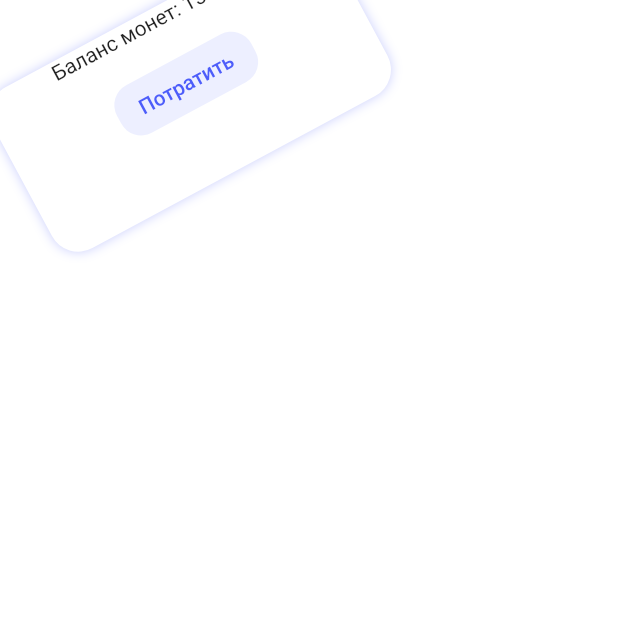
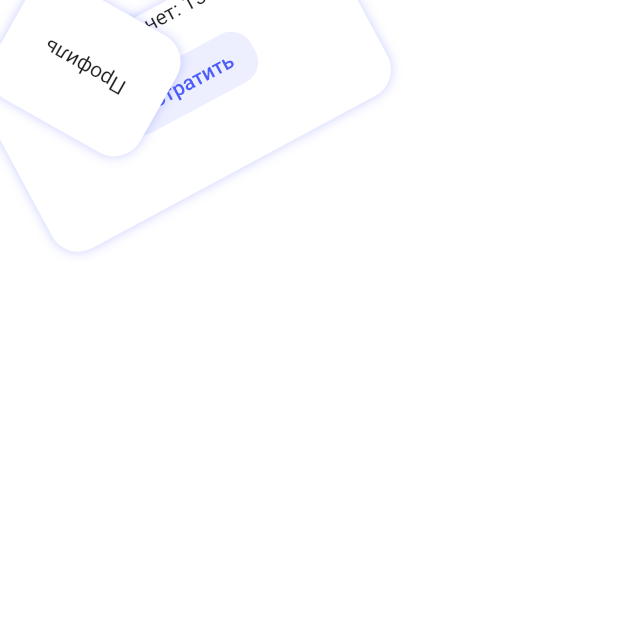
Before and after one commit to abezuglova/first_task_hard, a Flutter app: the screen it shows after launch, on a phone screen of 412 x 824 dp, the top half of it. Run offline on Flutter 3.47's test engine with Material 2 defaults, Android fonts, the phone set to English and light mode, and no system bars.

Commit message:
profile tile widget created

```diff
--- a/lib/screens/main_screen.dart
+++ b/lib/screens/main_screen.dart
@@ -1,4 +1,5 @@
 import 'package:first_task_hard/widgets/coin_balance_tile_widget.dart';
+import 'package:first_task_hard/widgets/profile_tile_widget.dart';
 import 'package:flutter/material.dart';
 
 class MainScreen extends StatelessWidget {
@@ -14,6 +15,7 @@ class MainScreen extends StatelessWidget {
               Positioned(
                 child: CoinBalanceTileWidget(),
               ),
+              Positioned(child: ProfileTileWidget())
             ],
           ),
         ));
--- a/lib/widgets/crystal_balance_tile_widget.dart
+++ b/lib/widgets/crystal_balance_tile_widget.dart
@@ -1,11 +1,11 @@
-import 'package:flutter/src/widgets/framework.dart';
-import 'package:flutter/src/widgets/placeholder.dart';
+import 'package:first_task_hard/widgets/tile_widget.dart';
+import 'package:flutter/material.dart';
 
 class CrystalBalanceTileWidget extends StatelessWidget {
   const CrystalBalanceTileWidget({super.key});
 
   @override
   Widget build(BuildContext context) {
-    return const Placeholder();
+    return Container();
   }
 }
--- a/lib/widgets/profile_tile_widget.dart
+++ b/lib/widgets/profile_tile_widget.dart
@@ -1,11 +1,18 @@
-import 'package:flutter/src/widgets/framework.dart';
-import 'package:flutter/src/widgets/placeholder.dart';
+import 'package:first_task_hard/widgets/tile_widget.dart';
+import 'package:flutter/material.dart';
 
 class ProfileTileWidget extends StatelessWidget {
   const ProfileTileWidget({super.key});
 
   @override
   Widget build(BuildContext context) {
-    return const Placeholder();
+    return const TileWidget(
+      rotateAngle: -27.76,
+      tileWidth: 112.92,
+      tileHeight: 89.56,
+      child: Center(
+        child: Text('Профиль'),
+      ),
+    );
   }
 }
```
